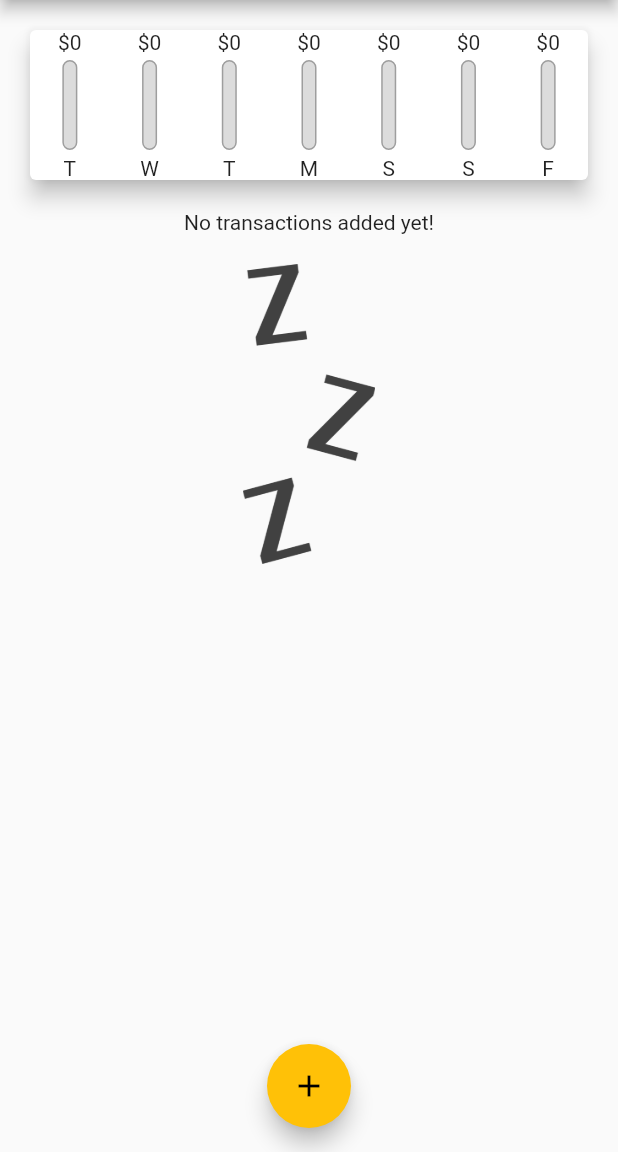
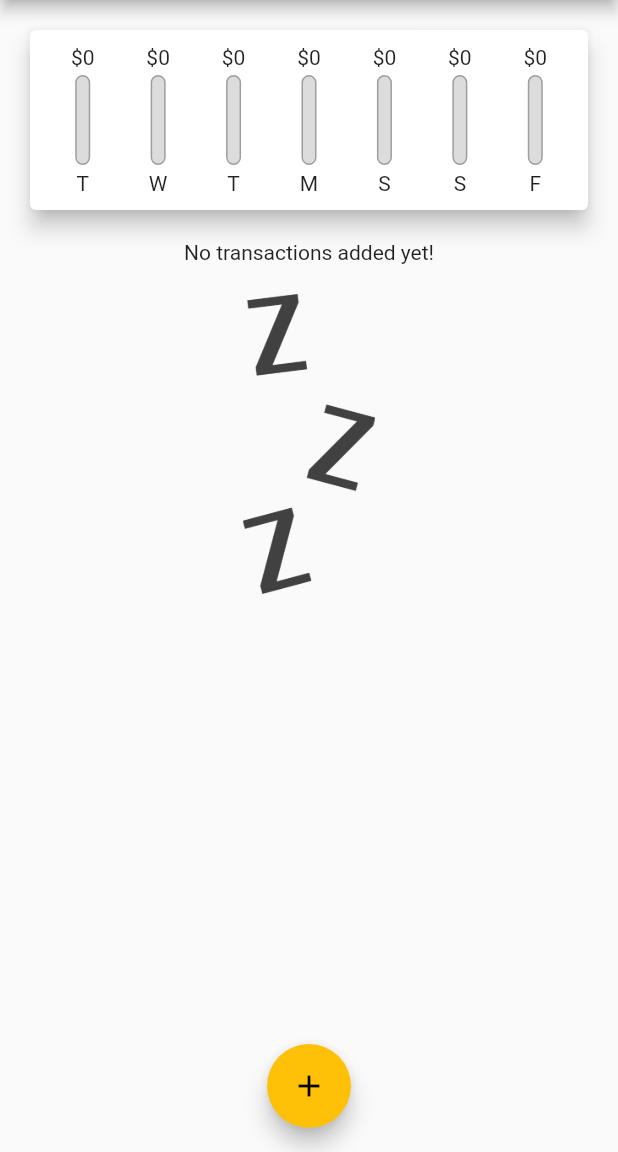
Before and after one commit to AB0s/Personal-Expense-App, a Flutter app: the screen it shows after launch, on a phone screen of 412 x 824 dp, the part 84-1236 px from its top. Run offline on Flutter 3.47's test engine with Material 2 defaults, Android fonts, the phone set to English and light mode, and no system bars.

Commit message:
Bag fixed

```diff
--- a/lib/widgets/chart.dart
+++ b/lib/widgets/chart.dart
@@ -44,6 +44,8 @@ class Chart extends StatelessWidget {
     return Card(
       elevation: 6,
       margin: const EdgeInsets.all(20),
+      child: Padding(
+        padding: EdgeInsets.all(10),
         child: Row(
           mainAxisAlignment: MainAxisAlignment.spaceAround,
           children: groupedTransactionValues.map((data) {
@@ -60,6 +62,7 @@ class Chart extends StatelessWidget {
             );
           }).toList(),
         ),
+      ),
     );
   }
 }
--- a/lib/widgets/chart_bar.dart
+++ b/lib/widgets/chart_bar.dart
@@ -10,7 +10,7 @@ class ChartBar extends StatelessWidget{
   @override
   Widget build(BuildContext context){
     return Column(children: [
-      Text('\$${spendingAmount.toStringAsFixed(0)}'),
+      FittedBox(child: Text('\$${spendingAmount.toStringAsFixed(0)}')),
       SizedBox(height: 4,),
       Container(height: 60, width: 10,
           child:Stack(children: [
@@ -20,7 +20,7 @@ class ChartBar extends StatelessWidget{
                  border: Border.all(color: Colors.grey, width: 1.0)
              ),
            ),
-            FractionallySizedBox(heightFactor: spendingAmount,
+            FractionallySizedBox(heightFactor: spendingPctOfTotal,
             child: Container(
               decoration: BoxDecoration(color: Theme.of(context).primaryColor,
                 borderRadius: BorderRadius.circular(10),
```
Lines whose indentation alone changed are shown as unchanged.
